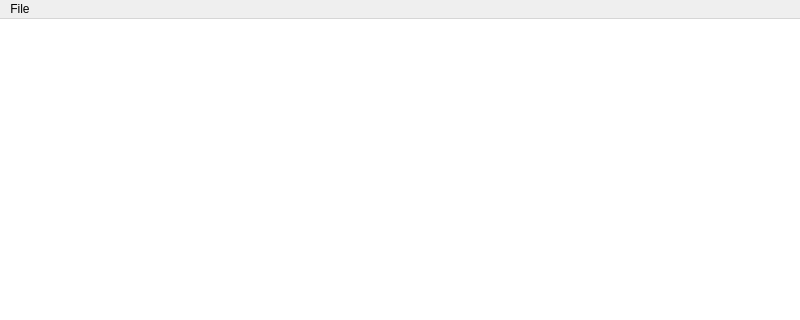
CamK06/QNotepad, file src/mainwindow.ui: the form before one commit; both pictures show x 0 to 800 and y 0 to 320 of the 800 by 600 pixel window.
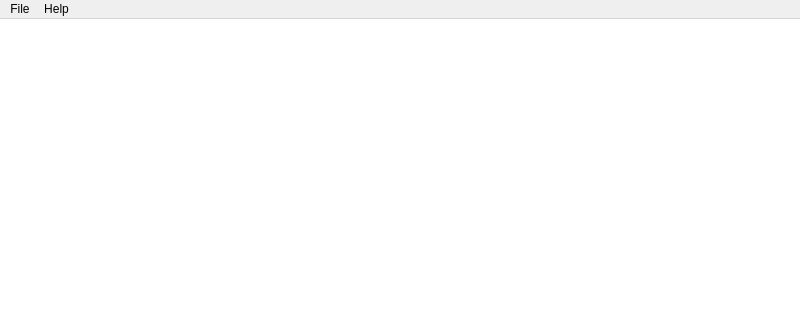
The form after the commit.

Commit message: Add about dialog & bug reporting

Diff of the .ui file:
```diff
--- a/src/mainwindow.ui
+++ b/src/mainwindow.ui
@@ -68,7 +68,15 @@
     <addaction name="separator"/>
     <addaction name="fileExit"/>
    </widget>
+   <widget class="QMenu" name="menuHelp">
+    <property name="title">
+     <string>Help</string>
+    </property>
+    <addaction name="helpBugReport"/>
+    <addaction name="helpAbout"/>
+   </widget>
    <addaction name="menuFile"/>
+   <addaction name="menuHelp"/>
   </widget>
   <action name="fileOpen">
    <property name="text">
```
Left out of the diff: 10 changed lines with no effect on the pictures. The commit also changes 2 other files.
